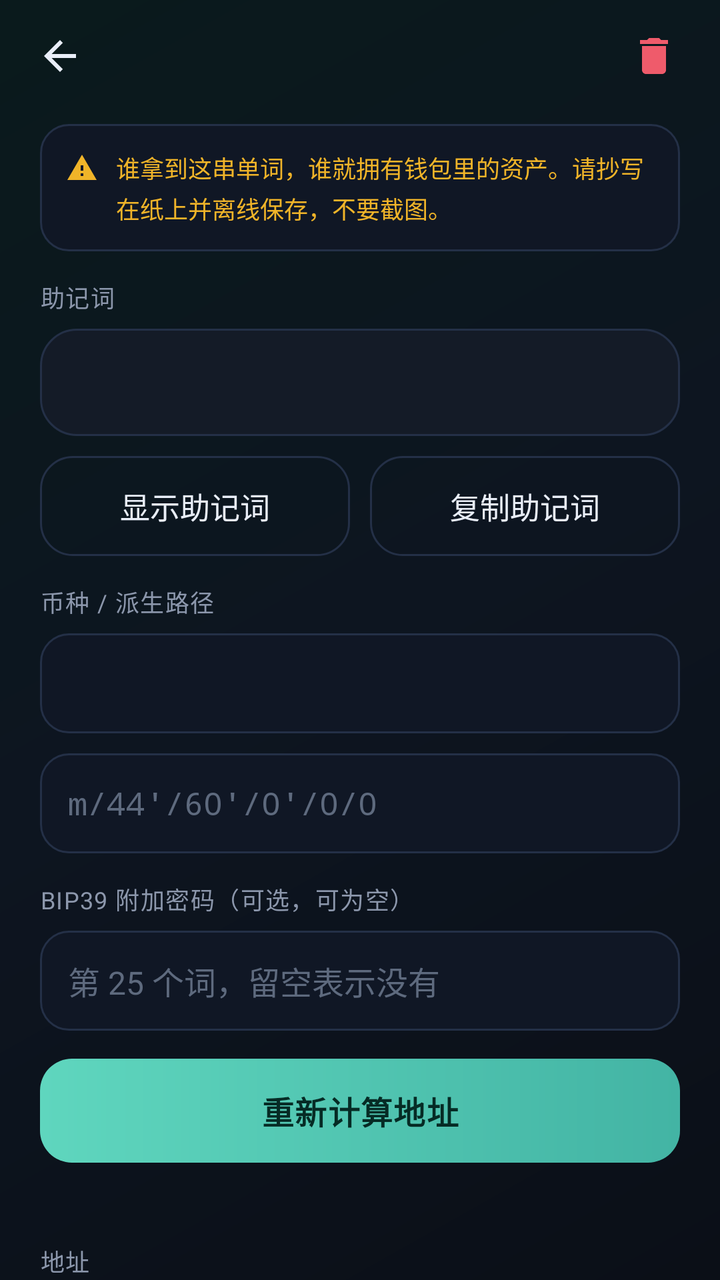
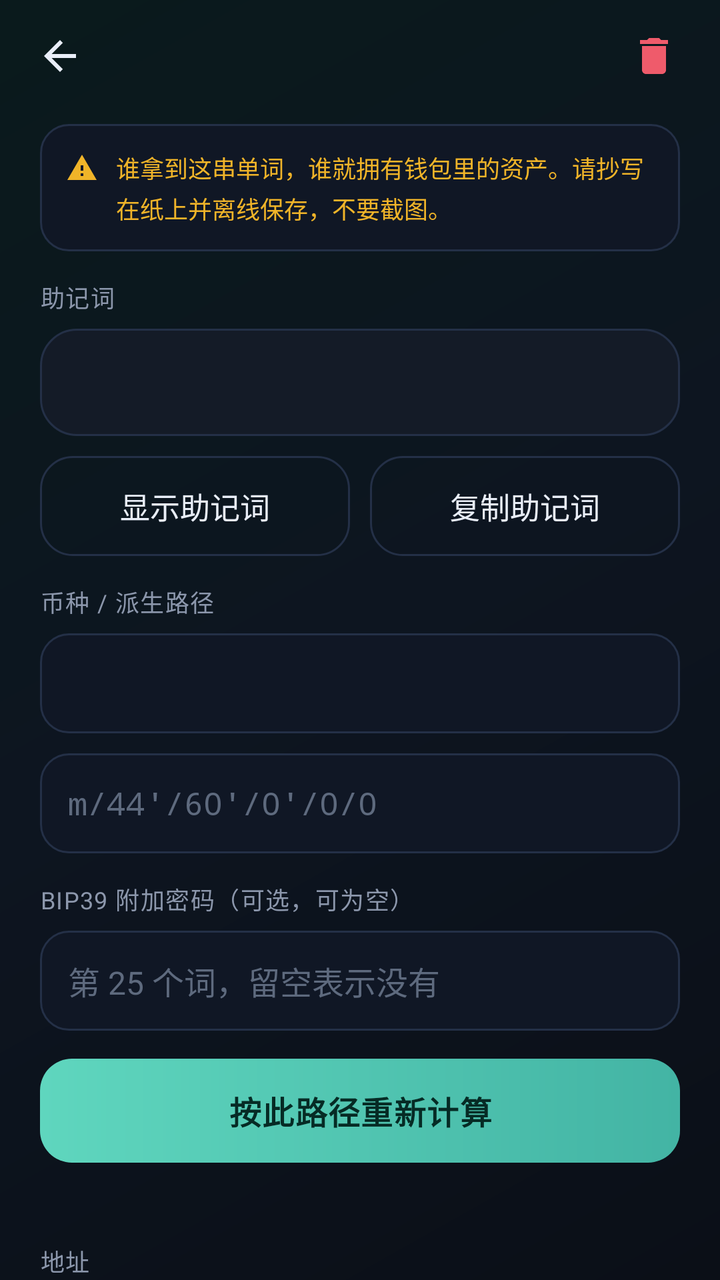

Compare the two renders of this Android layout. The source of the first and the diff that turns it into the second are given below.
<!-- AndroidManifest.xml: application theme AppTheme -->
<!-- res/layout/activity_mnemonic_detail.xml -->
<?xml version="1.0" encoding="utf-8"?>
<LinearLayout xmlns:android="http://schemas.android.com/apk/res/android"
    android:layout_width="match_parent"
    android:layout_height="match_parent"
    android:background="@drawable/bg_app"
    android:orientation="vertical">

    <LinearLayout
        android:layout_width="match_parent"
        android:layout_height="56dp"
        android:gravity="center_vertical"
        android:orientation="horizontal"
        android:paddingLeft="8dp"
        android:paddingRight="12dp">

        <ImageButton
            android:id="@+id/btnBackD"
            android:layout_width="44dp"
            android:layout_height="44dp"
            android:background="?android:attr/selectableItemBackgroundBorderless"
            android:contentDescription="返回"
            android:src="@drawable/ic_back"
            android:tint="@color/text" />

        <TextView
            android:id="@+id/detailTitle"
            android:layout_width="0dp"
            android:layout_height="wrap_content"
            android:layout_marginLeft="6dp"
            android:layout_weight="1"
            android:ellipsize="end"
            android:maxLines="1"
            android:textColor="@color/text"
            android:textSize="18sp"
            android:textStyle="bold" />

        <ImageButton
            android:id="@+id/btnDeleteWallet"
            android:layout_width="42dp"
            android:layout_height="42dp"
            android:background="?android:attr/selectableItemBackgroundBorderless"
            android:contentDescription="删除"
            android:src="@drawable/ic_delete"
            android:tint="@color/danger" />
    </LinearLayout>

    <ScrollView
        android:layout_width="match_parent"
        android:layout_height="match_parent"
        android:scrollbars="none">

        <LinearLayout
            android:layout_width="match_parent"
            android:layout_height="wrap_content"
            android:orientation="vertical"
            android:paddingLeft="20dp"
            android:paddingTop="6dp"
            android:paddingRight="20dp"
            android:paddingBottom="40dp">

            <LinearLayout
                android:layout_width="match_parent"
                android:layout_height="wrap_content"
                android:background="@drawable/input_bg"
                android:orientation="horizontal"
                android:padding="13dp">

                <ImageView
                    android:layout_width="16dp"
                    android:layout_height="16dp"
                    android:layout_marginTop="1dp"
                    android:contentDescription="警告"
                    android:src="@drawable/ic_alert"
                    android:tint="@color/accent2" />

                <TextView
                    android:layout_width="0dp"
                    android:layout_height="wrap_content"
                    android:layout_marginLeft="9dp"
                    android:layout_weight="1"
                    android:lineSpacingExtra="3dp"
                    android:text="谁拿到这串单词，谁就拥有钱包里的资产。请抄写在纸上并离线保存，不要截图。"
                    android:textColor="@color/accent2"
                    android:textSize="12sp" />
            </LinearLayout>

            <TextView
                style="@style/LabelText"
                android:layout_width="wrap_content"
                android:layout_height="wrap_content"
                android:text="助记词" />

            <TextView
                android:id="@+id/wordsText"
                android:layout_width="match_parent"
                android:layout_height="wrap_content"
                android:background="@drawable/card_bg"
                android:fontFamily="monospace"
                android:lineSpacingExtra="9dp"
                android:padding="16dp"
                android:textColor="@color/text"
                android:textIsSelectable="false"
                android:textSize="16sp" />

            <LinearLayout
                android:layout_width="match_parent"
                android:layout_height="wrap_content"
                android:layout_marginTop="10dp"
                android:orientation="horizontal">

                <Button
                    android:id="@+id/btnRevealWords"
                    style="@style/GhostButton"
                    android:layout_width="0dp"
                    android:layout_height="wrap_content"
                    android:layout_weight="1"
                    android:text="显示助记词" />

                <Button
                    android:id="@+id/btnCopyWords"
                    style="@style/GhostButton"
                    android:layout_width="0dp"
                    android:layout_height="wrap_content"
                    android:layout_marginLeft="10dp"
                    android:layout_weight="1"
                    android:text="复制助记词" />
            </LinearLayout>

            <TextView
                style="@style/LabelText"
                android:layout_width="wrap_content"
                android:layout_height="wrap_content"
                android:text="币种 / 派生路径" />

            <Spinner
                android:id="@+id/coinSpinner"
                android:layout_width="match_parent"
                android:layout_height="50dp"
                android:background="@drawable/input_bg" />

            <EditText
                android:id="@+id/pathInput"
                style="@style/FieldEdit"
                android:layout_width="match_parent"
                android:layout_height="wrap_content"
                android:layout_marginTop="10dp"
                android:fontFamily="monospace"
                android:hint="m/44'/60'/0'/0/0"
                android:importantForAutofill="no"
                android:inputType="textNoSuggestions" />

            <TextView
                style="@style/LabelText"
                android:layout_width="wrap_content"
                android:layout_height="wrap_content"
                android:text="BIP39 附加密码（可选，可为空）" />

            <EditText
                android:id="@+id/passInput"
                style="@style/FieldEdit"
                android:layout_width="match_parent"
                android:layout_height="wrap_content"
                android:hint="第 25 个词，留空表示没有"
                android:importantForAutofill="no"
                android:inputType="textPassword" />

            <Button
                android:id="@+id/btnDerive"
                style="@style/PrimaryButton"
                android:layout_width="match_parent"
                android:layout_height="wrap_content"
                android:layout_marginTop="14dp"
                android:text="重新计算地址" />

            <TextView
                android:id="@+id/statusText"
                android:layout_width="match_parent"
                android:layout_height="wrap_content"
                android:layout_marginTop="10dp"
                android:textColor="@color/text_faint"
                android:textSize="12sp" />

            <TextView
                style="@style/LabelText"
                android:layout_width="wrap_content"
                android:layout_height="wrap_content"
                android:text="地址" />

            <TextView
                android:id="@+id/addrText"
                android:layout_width="match_parent"
                android:layout_height="wrap_content"
                android:background="@drawable/card_bg"
                android:fontFamily="monospace"
                android:padding="14dp"
                android:textColor="@color/accent"
                android:textIsSelectable="true"
                android:textSize="13sp" />

            <TextView
                style="@style/LabelText"
                android:layout_width="wrap_content"
                android:layout_height="wrap_content"
                android:text="私钥（Hex）" />

            <TextView
                android:id="@+id/privText"
                android:layout_width="match_parent"
                android:layout_height="wrap_content"
                android:background="@drawable/card_bg"
                android:fontFamily="monospace"
                android:padding="14dp"
                android:textColor="@color/text"
                android:textIsSelectable="true"
                android:textSize="13sp" />

            <TextView
                android:id="@+id/wifLabel"
                style="@style/LabelText"
                android:layout_width="wrap_content"
                android:layout_height="wrap_content"
                android:text="私钥（WIF）"
                android:visibility="gone" />

            <TextView
                android:id="@+id/wifText"
                android:layout_width="match_parent"
                android:layout_height="wrap_content"
                android:background="@drawable/card_bg"
                android:fontFamily="monospace"
                android:padding="14dp"
                android:textColor="@color/text"
                android:textIsSelectable="true"
                android:textSize="13sp"
                android:visibility="gone" />

            <Button
                android:id="@+id/btnCopyPriv"
                style="@style/GhostButton"
                android:layout_width="match_parent"
                android:layout_height="wrap_content"
                android:layout_marginTop="14dp"
                android:text="复制私钥" />

            <TextView
                android:layout_width="match_parent"
                android:layout_height="wrap_content"
                android:layout_marginTop="22dp"
                android:lineSpacingExtra="3dp"
                android:text="提示：只保存助记词即可恢复钱包，私钥仅用于导入到其他钱包或应急。派生过程完全在本机离线完成。"
                android:textColor="@color/text_faint"
                android:textSize="11sp" />
        </LinearLayout>
    </ScrollView>
</LinearLayout>
<!-- resources referenced by this layout -->
<resources>
  <color name="accent">#4EC9B0</color>
  <color name="accent2">#F0B429</color>
  <color name="danger">#EF5B6B</color>
  <color name="text">#E9EEF8</color>
  <color name="text_faint">#5E6A7E</color>
  <!-- drawable bg_app (drawable) -->
  <?xml version="1.0" encoding="utf-8"?>
  <shape xmlns:android="http://schemas.android.com/apk/res/android">
      <gradient
          android:angle="135"
          android:startColor="#0B0F17"
          android:centerColor="#0D1520"
          android:endColor="#0A1A1C"
          android:type="linear" />
  </shape>
  <!-- drawable card_bg (drawable) -->
  <?xml version="1.0" encoding="utf-8"?>
  <shape xmlns:android="http://schemas.android.com/apk/res/android">
      <solid android:color="@color/surface" />
      <corners android:radius="18dp" />
      <stroke android:width="1dp" android:color="@color/stroke" />
  </shape>
  <!-- drawable ic_alert (drawable) -->
  <?xml version="1.0" encoding="utf-8"?>
  <vector xmlns:android="http://schemas.android.com/apk/res/android"
      android:width="24dp"
      android:height="24dp"
      android:viewportWidth="24"
      android:viewportHeight="24">
      <path
          android:fillColor="#FFFFFF"
          android:pathData="M1,21h22L12,2 1,21zM13,18h-2v-2h2v2zM13,14h-2v-4h2v4z" />
  </vector>
  <!-- drawable ic_back (drawable) -->
  <?xml version="1.0" encoding="utf-8"?>
  <vector xmlns:android="http://schemas.android.com/apk/res/android"
      android:width="24dp"
      android:height="24dp"
      android:viewportWidth="24"
      android:viewportHeight="24">
      <path
          android:fillColor="#FFFFFF"
          android:pathData="M20,11H7.83l5.59,-5.59L12,4l-8,8 8,8 1.41,-1.41L7.83,13H20v-2z" />
  </vector>
  <!-- drawable ic_delete (drawable) -->
  <?xml version="1.0" encoding="utf-8"?>
  <vector xmlns:android="http://schemas.android.com/apk/res/android"
      android:width="24dp"
      android:height="24dp"
      android:viewportWidth="24"
      android:viewportHeight="24">
      <path
          android:fillColor="#FFFFFF"
          android:pathData="M6,19c0,1.1 0.9,2 2,2h8c1.1,0 2,-0.9 2,-2V7H6v12zM19,4h-3.5l-1,-1h-5l-1,1H5v2h14V4z" />
  </vector>
  <!-- drawable input_bg (drawable) -->
  <?xml version="1.0" encoding="utf-8"?>
  <shape xmlns:android="http://schemas.android.com/apk/res/android">
      <solid android:color="#101725" />
      <corners android:radius="14dp" />
      <stroke android:width="1dp" android:color="@color/stroke" />
  </shape>
  <style name="GhostButton">
          <item name="android:background">@drawable/btn_ghost</item>
          <item name="android:textColor">@color/text</item>
          <item name="android:textSize">15sp</item>
          <item name="android:minHeight">50dp</item>
          <item name="android:stateListAnimator">@null</item>
      </style>
  <style name="LabelText">
          <item name="android:textSize">12sp</item>
          <item name="android:textColor">@color/text_dim</item>
          <item name="android:letterSpacing">0.04</item>
          <item name="android:layout_marginBottom">7dp</item>
          <item name="android:layout_marginTop">14dp</item>
      </style>
  <style name="PrimaryButton">
          <item name="android:background">@drawable/btn_primary</item>
          <item name="android:textColor">#062B25</item>
          <item name="android:textSize">16sp</item>
          <item name="android:textStyle">bold</item>
          <item name="android:minHeight">52dp</item>
          <item name="android:stateListAnimator">@null</item>
          <item name="android:letterSpacing">0.03</item>
      </style>
  <color name="surface">#141B27</color>
  <color name="stroke">#243047</color>
  <color name="text_dim">#8C97AC</color>
  <!-- drawable btn_primary (drawable) -->
  <?xml version="1.0" encoding="utf-8"?>
  <shape xmlns:android="http://schemas.android.com/apk/res/android">
      <gradient
          android:angle="0"
          android:startColor="#5FD6BE"
          android:endColor="#43B4A4" />
      <corners android:radius="16dp" />
  </shape>
  <color name="bg">#0B0F17</color>
  <color name="accent_dark">#2F8E7C</color>
  <!-- unchanged entries left out for length: 3 -->
</resources>

<!-- the commit's change to res/layout/activity_mnemonic_detail.xml (unified diff, before → after) -->
@@ -170,7 +170,7 @@
                 android:layout_width="match_parent"
                 android:layout_height="wrap_content"
                 android:layout_marginTop="14dp"
-                android:text="重新计算地址" />
+                android:text="按此路径重新计算" />
 
             <TextView
                 android:id="@+id/statusText"
